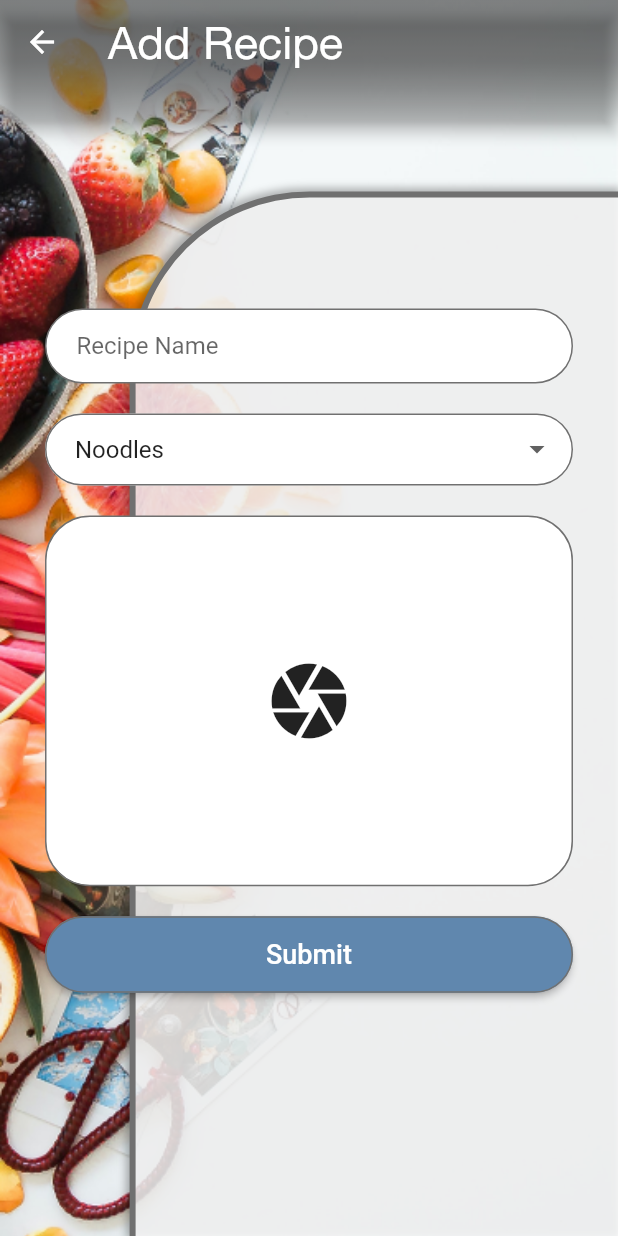
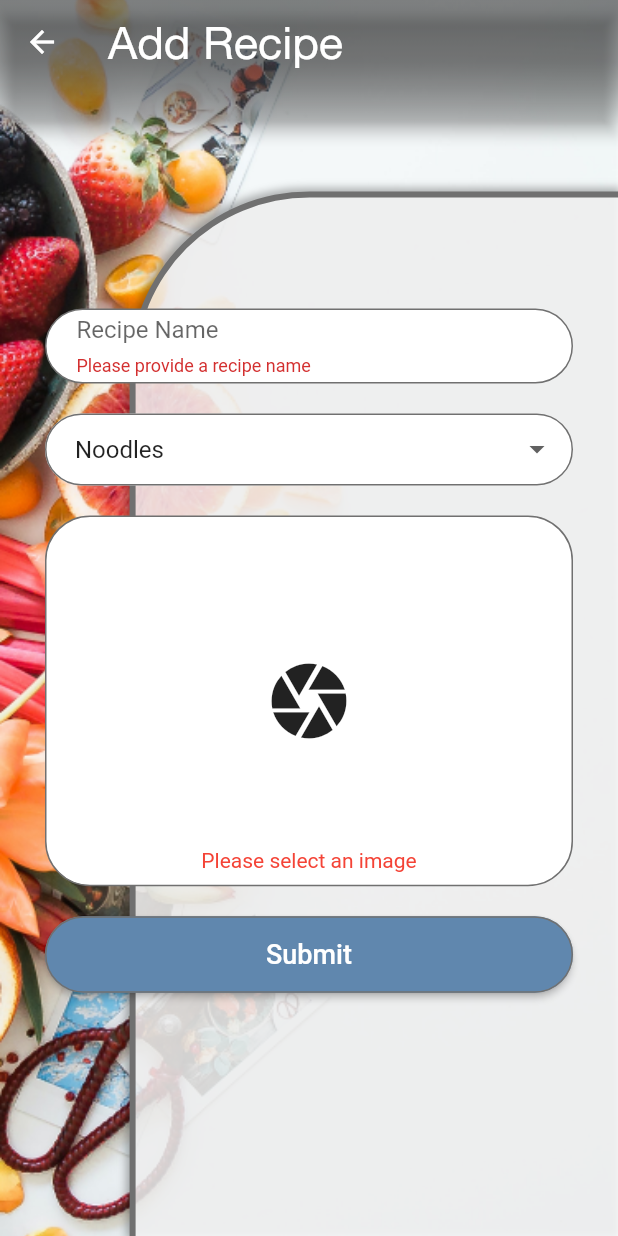
Before and after one commit to mt-tadayon/save_recipe, a Flutter app: the AddRecipeScreen screen opened directly, after a tap on "Submit", on a phone screen of 412 x 824 dp. Run offline on Flutter 3.47's test engine with Material 2 defaults, Android fonts, the light colour scheme and no system bars; our stand-ins replace device_preview, image_picker; network calls fail.

Commit message:
session 4 finished

```diff
--- a/lib/screen/add_recipe_screen.dart
+++ b/lib/screen/add_recipe_screen.dart
@@ -23,6 +23,7 @@ class _AddRecipeScreenState extends State<AddRecipeScreen> {
   final _formKey = GlobalKey<FormState>();
   String dropdownValue;
   File _image;
+  bool isImageSelected = false;
 
   @override
   void initState() {
@@ -82,6 +83,13 @@ class _AddRecipeScreenState extends State<AddRecipeScreen> {
                                     decoration: InputDecoration.collapsed(
                                       hintText: 'Recipe Name',
                                     ),
+                                    validator: (value) {
+                                      if (value.isEmpty) {
+                                        return 'Please provide a recipe name';
+                                      }
+                                      return null;
+                                    },
+                                    keyboardType: TextInputType.text,
                                   ),
                                   decoration: BoxDecoration(
                                       color: kWhite,
@@ -125,8 +133,8 @@ class _AddRecipeScreenState extends State<AddRecipeScreen> {
                                 }),
                                 SizedBox(height: 20),
                                 Container(
-                                    height: MediaQuery.of(context).size.height *
-                                        0.30,
+                                  height:
+                                      MediaQuery.of(context).size.height * 0.30,
                                   width: double.infinity,
                                   decoration: BoxDecoration(
                                       color: kWhite,
@@ -134,13 +142,25 @@ class _AddRecipeScreenState extends State<AddRecipeScreen> {
                                       border: Border.all(
                                         color: kBorderColor,
                                       ),
+                                      image: _image != null
+                                          ? DecorationImage(
+                                              image: FileImage(
+                                                _image,
                                               ),
-                                    child: _image == null
-                                        ? IconButton(
+                                              fit: BoxFit.cover,
+                                              colorFilter: ColorFilter.mode(
+                                                  Colors.black.withOpacity(0.5),
+                                                  BlendMode.dstATop),
+                                            )
+                                          : null),
+                                  child: Stack(
+                                    children: <Widget>[
+                                      Center(
+                                        child: IconButton(
                                           icon: Icon(
                                             Icons.camera,
-                                              size: 60.0,
                                           ),
+                                          iconSize: 60,
                                           onPressed: () async {
                                             _image =
                                                 await ImagePicker.pickImage(
@@ -148,8 +168,25 @@ class _AddRecipeScreenState extends State<AddRecipeScreen> {
                                                         ImageSource.gallery);
                                             setState(() {});
                                           },
+                                        ),
+                                      ),
+                                      isImageSelected
+                                          ? Align(
+                                              alignment: Alignment.bottomCenter,
+                                              child: Padding(
+                                                padding:
+                                                    const EdgeInsets.all(8.0),
+                                                child: Text(
+                                                  'Please select an image',
+                                                  style: TextStyle(
+                                                      color: Colors.red),
+                                                ),
+                                              ),
                                             )
-                                        : Image.file(_image)),
+                                          : Container()
+                                    ],
+                                  ),
+                                ),
                               ],
                             ),
                             SizedBox(height: 20),
@@ -164,7 +201,15 @@ class _AddRecipeScreenState extends State<AddRecipeScreen> {
                                 style: TextStyle(color: kWhite, fontSize: 18),
                               ),
                               color: Theme.of(context).buttonColor,
-                              onPressed: () {},
+                              onPressed: () {
+                                isImageSelected = _image == null;
+                                setState(() {});
+                                if (_formKey.currentState.validate() &&
+                                    !isImageSelected) {
+                                  //TODO: save data on db
+                                  Navigator.pop(context);
+                                }
+                              },
                             )
                           ],
                         ),
```
Also changed, not shown: 2 other files. Lines whose indentation alone changed are shown as unchanged.
